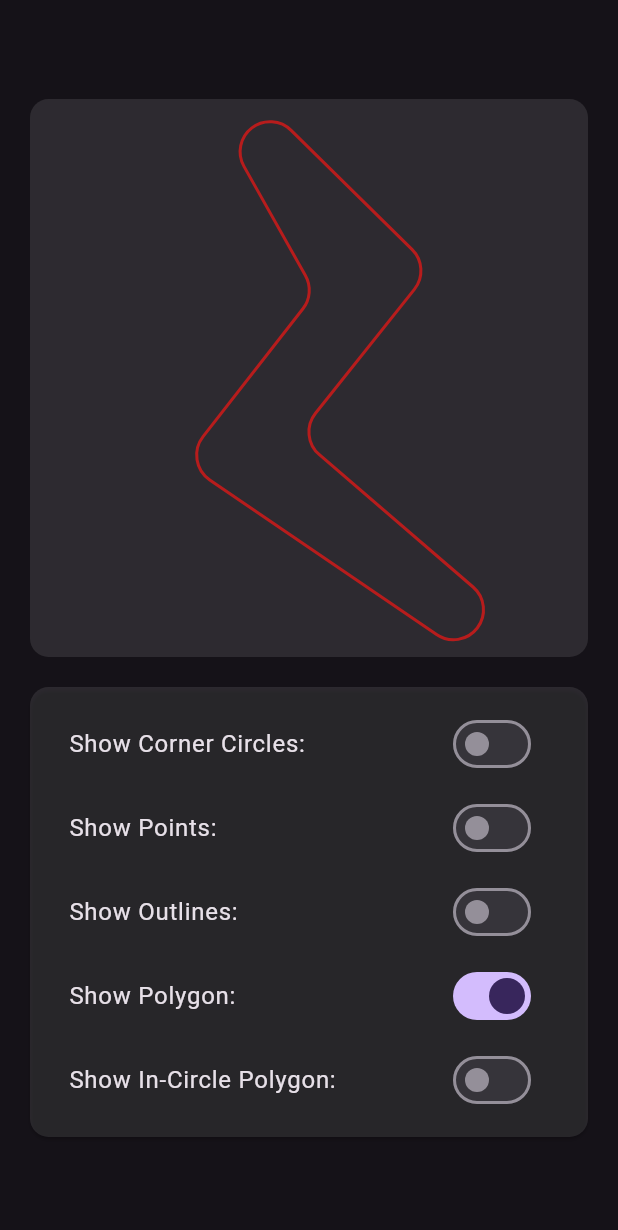
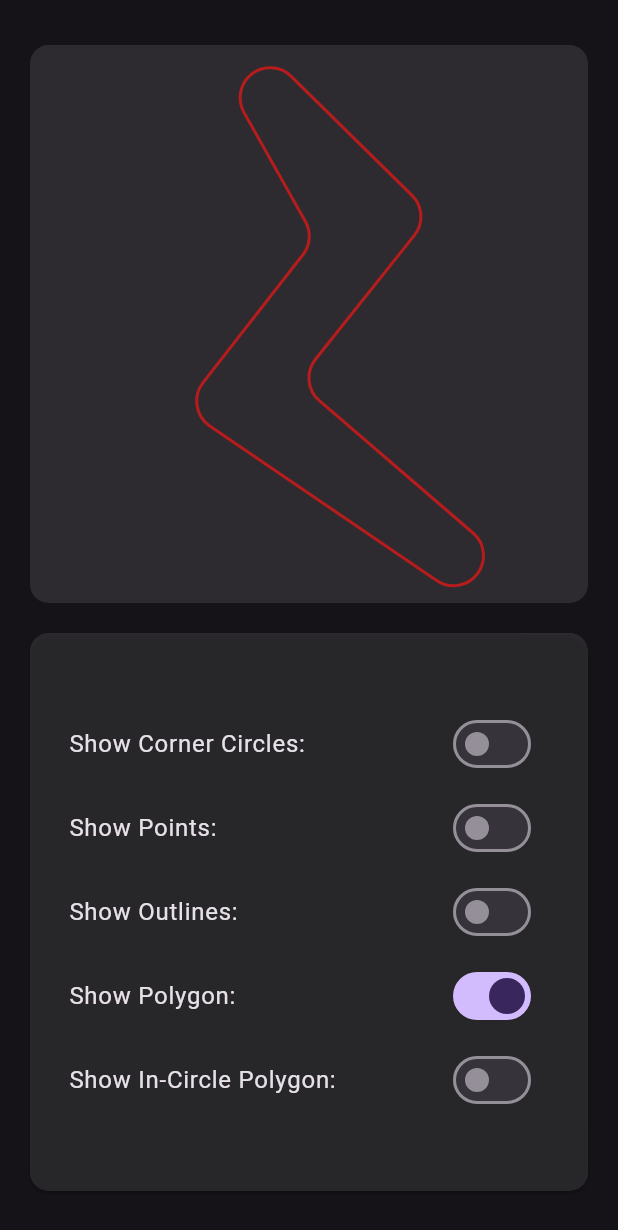
Before and after one commit to vishnuagbly/advanced_polygons, a Flutter app: the screen it shows after launch, on a phone screen of 412 x 824 dp. Shown: the top 1230 px of the screen. Run offline on Flutter 3.47's test engine with Material 2 defaults, Android fonts, the light colour scheme and no system bars.

Commit message:
Fixed alignment issues in example app. Updated README doc for the package.

```diff
--- a/exmaple/lib/home.dart
+++ b/exmaple/lib/home.dart
@@ -1,3 +1,5 @@
+import 'dart:math';
+
 import 'package:advanced_polygons/advanced_polygons.dart';
 import 'package:exmaple/globals.dart';
 import 'package:flutter/material.dart';
@@ -45,12 +47,12 @@ class _HomeScreenState extends State<HomeScreen> {
             children: [
               const Spacer(),
               LayoutBuilder(builder: (context, constraints) {
-                final width = constraints.maxWidth;
+                final side = min(constraints.maxWidth, constraints.maxHeight);
                 return Stack(
                   children: [
                     Container(
-                      width: width,
-                      height: width,
+                      width: side,
+                      height: side,
                       decoration: BoxDecoration(
                         color: Colors.white10,
                         borderRadius: Globals.borderRadius,
@@ -84,19 +86,22 @@ class _HomeScreenState extends State<HomeScreen> {
                           ..color = Colors.blue
                           ..strokeWidth = 5,
                       ),
-                      size: Size.square(width),
+                      size: Size.square(side),
                     ),
                   ],
                 );
               }),
               const SizedBox(height: 20),
               LayoutBuilder(builder: (context, constraints) {
-                final width = constraints.maxWidth;
+                final side = min(constraints.maxHeight, constraints.maxWidth);
                 return Card(
                   child: Container(
-                    width: width,
+                    width: side,
+                    height: side,
                     padding: const EdgeInsets.all(10.0),
+                    child: Center(
                       child: Column(
+                        mainAxisSize: MainAxisSize.min,
                         children: [
                           for (final name in kAllBooleanArgsNames)
                             ListTileSwitch(
@@ -105,6 +110,7 @@ class _HomeScreenState extends State<HomeScreen> {
                               onChanged: (_) => setState(() => args[name] = _),
                             ),
                         ],
+                      ),
                     ),
                   ),
                 );
```
Also changed, not shown: 1 other file. Lines whose indentation alone changed are shown as unchanged.
